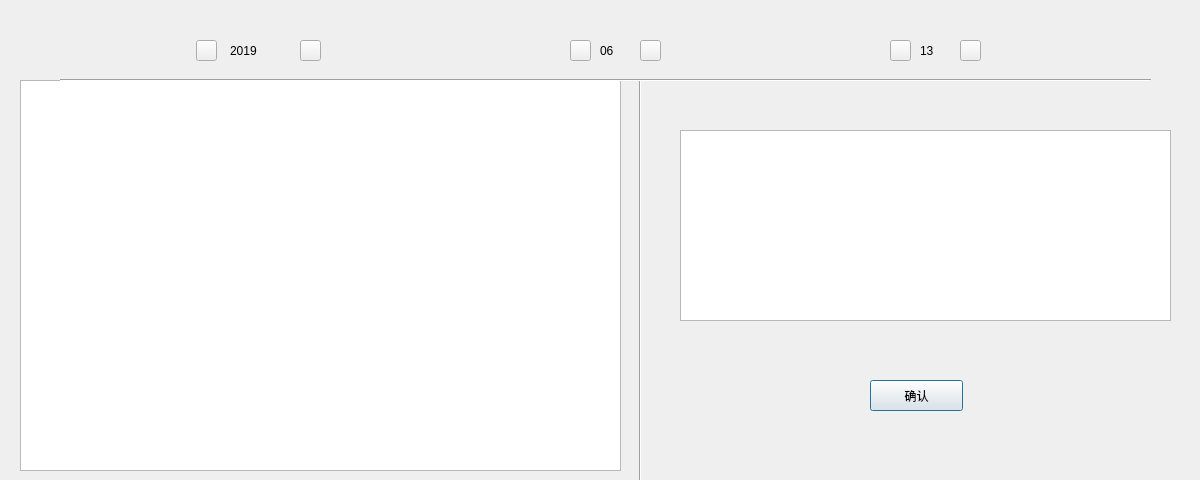
Old version of the form OutTime/journal.ui in the repository agilelike/OurTime.
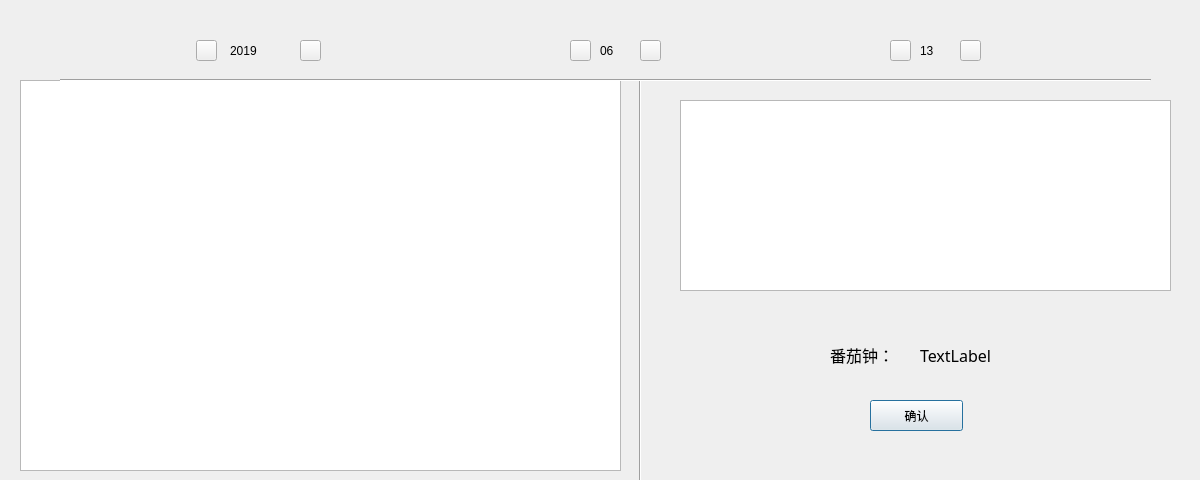
New version of the form. Icons and pictures are not drawn.

```diff
--- a/OutTime/journal.ui
+++ b/OutTime/journal.ui
@@ -53,7 +53,7 @@
    <property name="geometry">
     <rect>
      <x>680</x>
-     <y>130</y>
+     <y>100</y>
      <width>491</width>
      <height>191</height>
     </rect>
@@ -66,7 +66,7 @@
    <property name="geometry">
     <rect>
      <x>870</x>
-     <y>380</y>
+     <y>400</y>
      <width>93</width>
      <height>31</height>
     </rect>
@@ -222,6 +222,50 @@
     <string>13</string>
    </property>
   </widget>
+  <widget class="QLabel" name="clock_number">
+   <property name="geometry">
+    <rect>
+     <x>920</x>
+     <y>340</y>
+     <width>100</width>
+     <height>30</height>
+    </rect>
+   </property>
+   <property name="maximumSize">
+    <size>
+     <width>16777215</width>
+     <height>16777215</height>
+    </size>
+   </property>
+   <property name="font">
+    <font>
+     <family>Segoe Print</family>
+     <pointsize>12</pointsize>
+    </font>
+   </property>
+   <property name="text">
+    <string>TextLabel</string>
+   </property>
+  </widget>
+  <widget class="QLabel" name="label_5">
+   <property name="geometry">
+    <rect>
+     <x>830</x>
+     <y>340</y>
+     <width>81</width>
+     <height>30</height>
+    </rect>
+   </property>
+   <property name="font">
+    <font>
+     <family>Segoe Print</family>
+     <pointsize>12</pointsize>
+    </font>
+   </property>
+   <property name="text">
+    <string>番茄钟：</string>
+   </property>
+  </widget>
  </widget>
  <resources/>
  <connections/>
```
Left out of the diff: 2 changed lines with no effect on the pictures.
